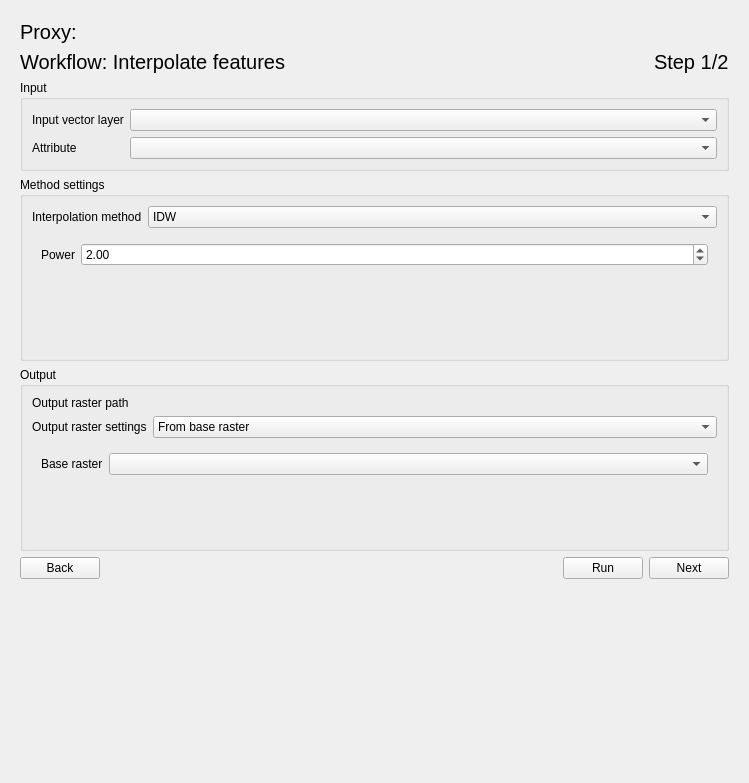
GispoCoding/eis_qgis_plugin, file eis_qgis_plugin/resources/ui/mineral_proxies/proxy_workflow4_interpolation_anomaly.ui: the form before one commit.
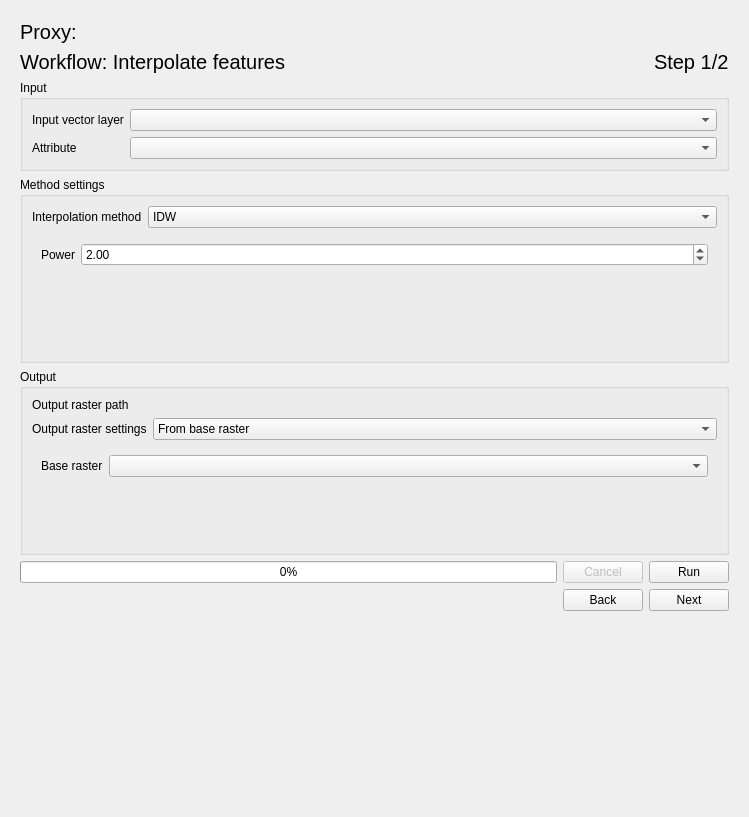
The form after the commit. The open tabs and pages were chosen to show the change. Custom widgets are drawn as their Qt base class.

Commit message: Added progress bar to proxy processing windows

The edit to the form file:
```diff
--- a/eis_qgis_plugin/resources/ui/mineral_proxies/proxy_workflow4_interpolation_anomaly.ui
+++ b/eis_qgis_plugin/resources/ui/mineral_proxies/proxy_workflow4_interpolation_anomaly.ui
@@ -7,7 +7,7 @@
     <x>0</x>
     <y>0</y>
     <width>749</width>
-    <height>783</height>
+    <height>817</height>
    </rect>
   </property>
   <property name="windowTitle">
@@ -397,26 +397,23 @@
         </widget>
        </item>
        <item>
-        <layout class="QHBoxLayout" name="btn_layout">
+        <layout class="QHBoxLayout" name="horizontalLayout_3">
          <item>
-          <widget class="QPushButton" name="back_btn">
-           <property name="text">
-            <string>Back</string>
+          <widget class="QProgressBar" name="progress_bar">
+           <property name="value">
+            <number>0</number>
            </property>
           </widget>
          </item>
          <item>
-          <spacer name="run_btn_spacer">
-           <property name="orientation">
-            <enum>Qt::Horizontal</enum>
+          <widget class="QPushButton" name="cancel_btn">
+           <property name="enabled">
+            <bool>false</bool>
            </property>
-           <property name="sizeHint" stdset="0">
-            <size>
-             <width>78</width>
-             <height>20</height>
-            </size>
+           <property name="text">
+            <string>Cancel</string>
            </property>
-          </spacer>
+          </widget>
          </item>
          <item>
           <widget class="QPushButton" name="run_btn">
@@ -425,6 +422,30 @@
            </property>
           </widget>
          </item>
+        </layout>
+       </item>
+       <item>
+        <layout class="QHBoxLayout" name="btn_layout_3">
+         <item>
+          <spacer name="run_btn_spacer_3">
+           <property name="orientation">
+            <enum>Qt::Horizontal</enum>
+           </property>
+           <property name="sizeHint" stdset="0">
+            <size>
+             <width>78</width>
+             <height>20</height>
+            </size>
+           </property>
+          </spacer>
+         </item>
+         <item>
+          <widget class="QPushButton" name="back_btn">
+           <property name="text">
+            <string>Back</string>
+           </property>
+          </widget>
+         </item>
          <item>
           <widget class="QPushButton" name="next_btn">
            <property name="text">
@@ -785,6 +806,30 @@
           <widget class="QPushButton" name="anomaly_run_btn">
            <property name="text">
             <string>Run</string>
+           </property>
+          </widget>
+         </item>
+        </layout>
+       </item>
+       <item>
+        <layout class="QHBoxLayout" name="btn_layout">
+         <item>
+          <spacer name="run_btn_spacer">
+           <property name="orientation">
+            <enum>Qt::Horizontal</enum>
+           </property>
+           <property name="sizeHint" stdset="0">
+            <size>
+             <width>78</width>
+             <height>20</height>
+            </size>
+           </property>
+          </spacer>
+         </item>
+         <item>
+          <widget class="QPushButton" name="anomaly_back_btn">
+           <property name="text">
+            <string>Back</string>
            </property>
           </widget>
          </item>
```
Left out of the diff: 25 changed lines with no effect on the pictures. The commit also changes 5 other files.
